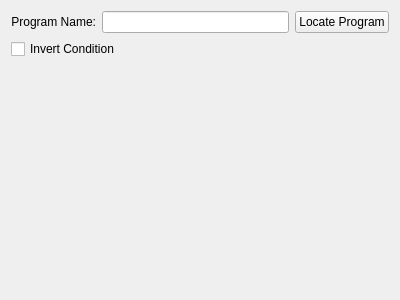
Above: plugins/Conditions/ProcessOpened/createprocessopenedconditionwidget.ui from KDE/simon before the change. Below: the same form after it.
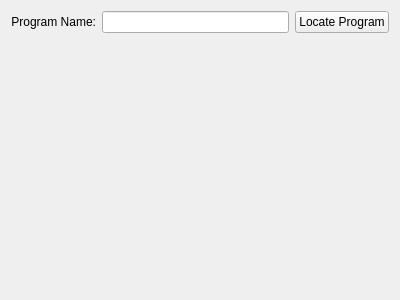
That is the form after the change. Custom widgets are drawn as their Qt base class.

Commit message: Refactor invert to be part of the context core - not individual plugins

Patch:
```diff
--- a/plugins/Conditions/ProcessOpened/createprocessopenedconditionwidget.ui
+++ b/plugins/Conditions/ProcessOpened/createprocessopenedconditionwidget.ui
@@ -38,22 +38,6 @@
      </item>
     </layout>
    </item>
-   <item>
-    <widget class="QCheckBox" name="cbInverted">
-     <property name="toolTip">
-      <string>An inverted condition is satisfied when its specified details are NOT true</string>
-     </property>
-     <property name="whatsThis">
-      <string>An inverted condition is satisfied when its specified details are NOT true</string>
-     </property>
-     <property name="layoutDirection">
-      <enum>Qt::LeftToRight</enum>
-     </property>
-     <property name="text">
-      <string>Invert Condition</string>
-     </property>
-    </widget>
-   </item>
    <item>
     <spacer name="verticalSpacer">
      <property name="orientation">
```
Left out of the diff: 1 changed line with no effect on the pictures. The commit also changes 19 other files.
